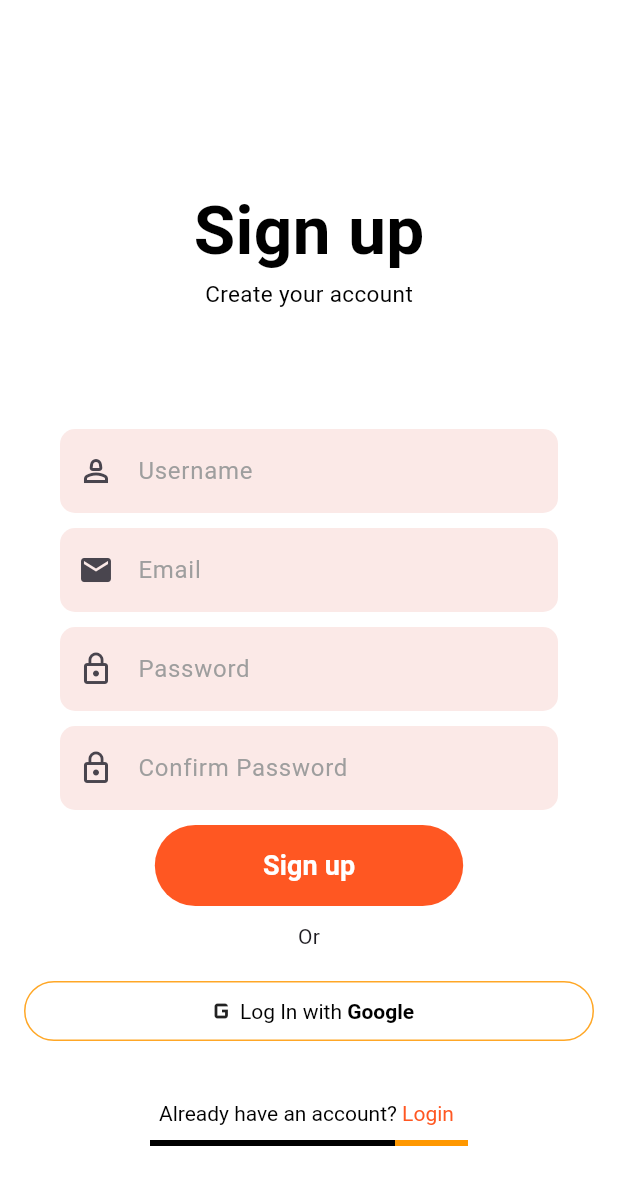
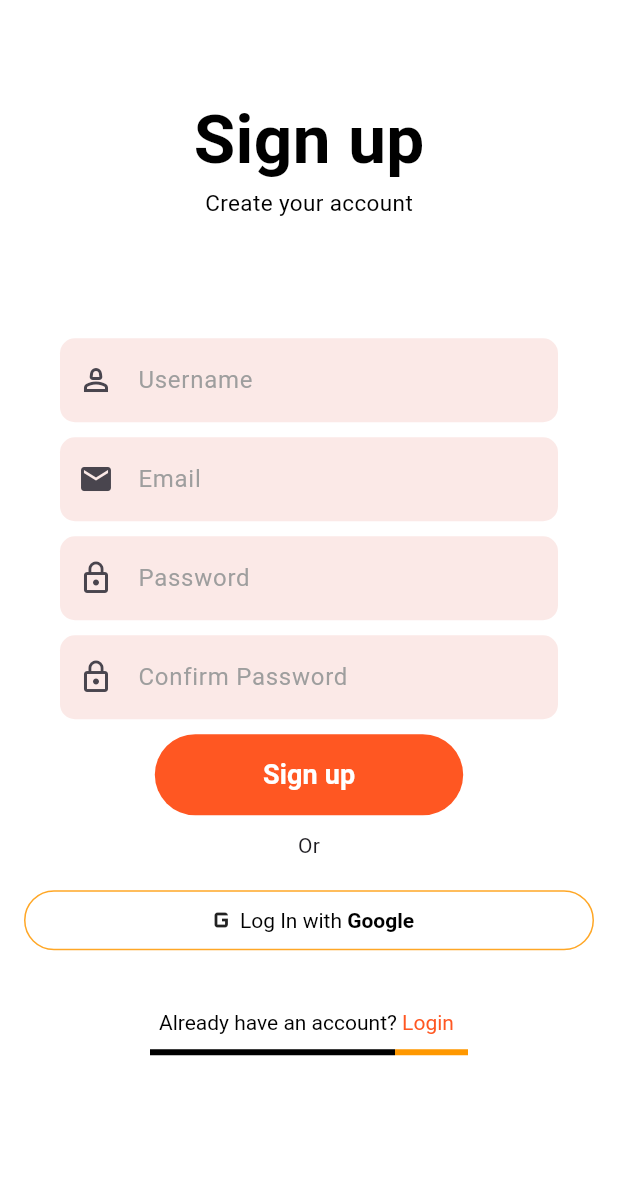
Before and after one commit to khushbooagarwal75/ui_try, a Flutter app: the SignUp screen opened directly, on a phone screen of 412 x 824 dp. Shown: the top 1185 px of the screen. Run offline on Flutter 3.47's test engine with Material 3 defaults, Android fonts, the phone set to English and light mode, and no system bars.

Commit message:
final commit

```diff
--- a/lib/views/login_View.dart
+++ b/lib/views/login_View.dart
@@ -14,6 +14,7 @@ class Login extends StatelessWidget {
   @override
   Widget build(BuildContext context) {
     return Scaffold(
+      resizeToAvoidBottomInset: false,
       body: Container(
         color: Colors.white,
         child: Column(
--- a/lib/views/signup_view.dart
+++ b/lib/views/signup_view.dart
@@ -16,10 +16,11 @@ class SignUp extends StatelessWidget {
     TextEditingController confirmPassword = TextEditingController();
 
     return Scaffold(
+      resizeToAvoidBottomInset: false,
       body: Container(
         color: Colors.white,
         child: Column(
-          mainAxisAlignment: MainAxisAlignment.end,
+          mainAxisAlignment: MainAxisAlignment.center,
           children: [
             Text(
               "Sign up",
```
